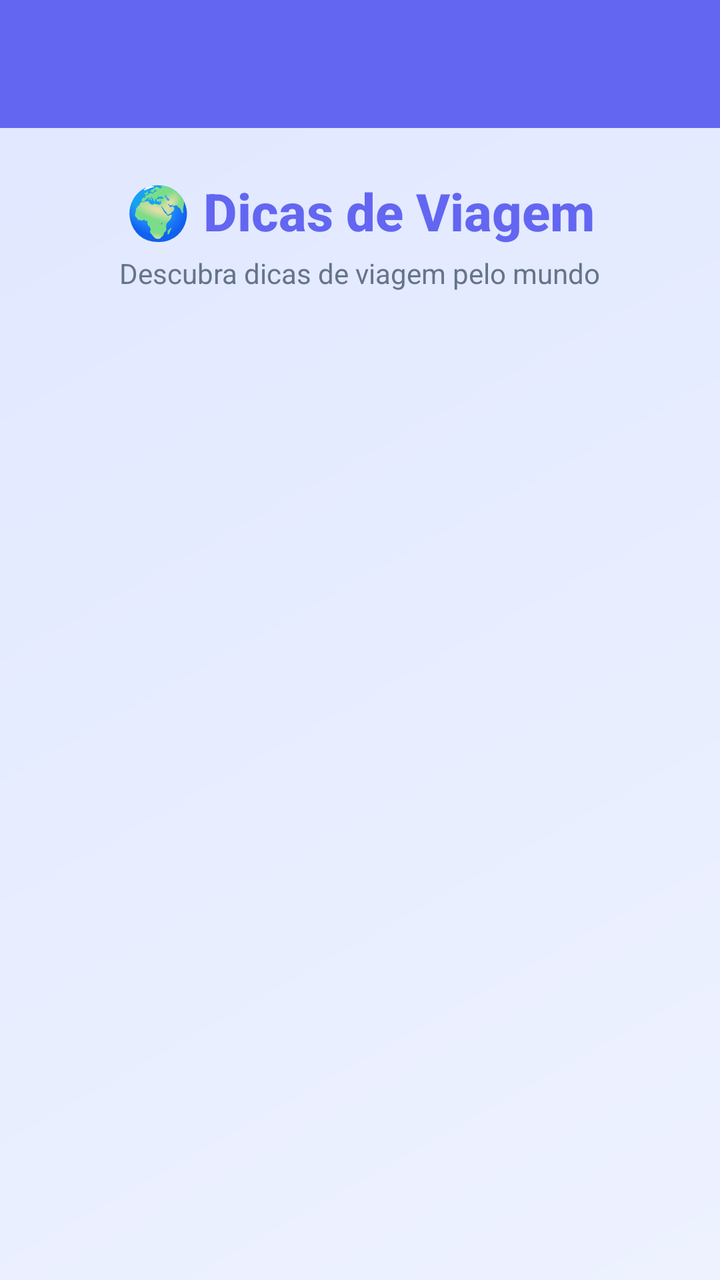
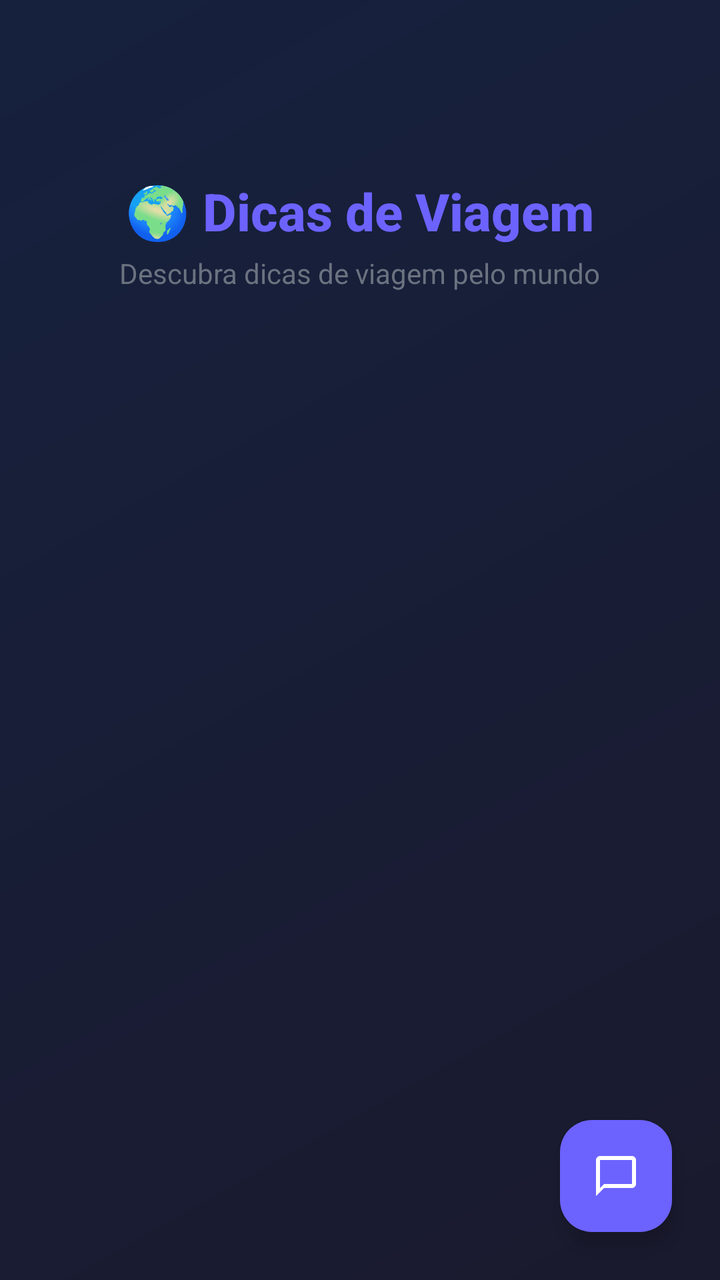

An Android layout rendered at two revisions. The XML below is the earlier revision; the diff shows what the commit changed to produce the second picture.
<!-- AndroidManifest.xml: application theme Theme.TravelGuide -->
<!-- res/layout/activity_main.xml -->
<?xml version="1.0" encoding="utf-8"?>
<androidx.constraintlayout.widget.ConstraintLayout xmlns:android="http://schemas.android.com/apk/res/android"
    xmlns:app="http://schemas.android.com/apk/res-auto"
    xmlns:tools="http://schemas.android.com/tools"
    android:id="@+id/main"
    android:layout_width="match_parent"
    android:layout_height="match_parent"
    android:background="@drawable/bg_gradient"
    tools:context=".MainActivity">

    <androidx.appcompat.widget.Toolbar
        android:id="@+id/toolbar"
        android:layout_width="0dp"
        android:layout_height="?attr/actionBarSize"
        android:background="@color/primary_blue"
        android:elevation="8dp"
        app:layout_constraintEnd_toEndOf="parent"
        app:layout_constraintStart_toStartOf="parent"
        app:layout_constraintTop_toTopOf="parent"
        app:titleTextColor="@color/white" />

    <TextView
        android:id="@+id/titleTextView"
        android:layout_width="wrap_content"
        android:layout_height="wrap_content"
        android:layout_marginTop="24dp"
        android:text="🌍 Dicas de Viagem"
        android:textSize="26sp"
        android:textStyle="bold"
        android:textColor="@color/primary_blue"
        android:fontFamily="sans-serif-medium"
        app:layout_constraintEnd_toEndOf="parent"
        app:layout_constraintStart_toStartOf="parent"
        app:layout_constraintTop_toBottomOf="@id/toolbar" />

    <TextView
        android:id="@+id/subtitleTextView"
        android:layout_width="wrap_content"
        android:layout_height="wrap_content"
        android:layout_marginTop="4dp"
        android:text="Descubra dicas de viagem pelo mundo"
        android:textSize="14sp"
        android:textColor="@color/text_secondary"
        app:layout_constraintEnd_toEndOf="parent"
        app:layout_constraintStart_toStartOf="parent"
        app:layout_constraintTop_toBottomOf="@id/titleTextView" />

    <androidx.recyclerview.widget.RecyclerView
        android:id="@+id/recyclerView"
        android:layout_width="0dp"
        android:layout_height="0dp"
        android:layout_marginTop="16dp"
        android:layout_marginBottom="16dp"
        android:padding="8dp"
        android:clipToPadding="false"
        app:layout_constraintBottom_toBottomOf="parent"
        app:layout_constraintEnd_toEndOf="parent"
        app:layout_constraintStart_toStartOf="parent"
        app:layout_constraintTop_toBottomOf="@id/subtitleTextView" />

</androidx.constraintlayout.widget.ConstraintLayout>
<!-- resources referenced by this layout -->
<resources>
  <color name="primary_blue">#6366F1</color>
  <color name="text_secondary">#64748B</color>
  <color name="white">#FFFFFFFF</color>
  <!-- drawable bg_gradient (drawable) -->
  <?xml version="1.0" encoding="utf-8"?>
  <shape xmlns:android="http://schemas.android.com/apk/res/android">
      <gradient
          android:startColor="@color/background_gradient_start"
          android:endColor="@color/background_gradient_end"
          android:angle="135" />
  </shape>
  <style name="Theme.TravelGuide" parent="Base.Theme.TravelGuide" />
  <color name="background_gradient_start">#EEF2FF</color>
  <color name="background_gradient_end">#E0E7FF</color>
  <style name="Base.Theme.TravelGuide" parent="Theme.Material3.DayNight.NoActionBar">
          
          
      </style>
</resources>

<!-- the commit's change to res/layout/activity_main.xml (unified diff, before → after) -->
@@ -1,5 +1,5 @@
 <?xml version="1.0" encoding="utf-8"?>
-<androidx.constraintlayout.widget.ConstraintLayout xmlns:android="http://schemas.android.com/apk/res/android"
+<androidx.coordinatorlayout.widget.CoordinatorLayout xmlns:android="http://schemas.android.com/apk/res/android"
     xmlns:app="http://schemas.android.com/apk/res-auto"
     xmlns:tools="http://schemas.android.com/tools"
     android:id="@+id/main"
@@ -8,54 +8,67 @@
     android:background="@drawable/bg_gradient"
     tools:context=".MainActivity">
 
-    <androidx.appcompat.widget.Toolbar
-        android:id="@+id/toolbar"
-        android:layout_width="0dp"
-        android:layout_height="?attr/actionBarSize"
-        android:background="@color/primary_blue"
-        android:elevation="8dp"
-        app:layout_constraintEnd_toEndOf="parent"
-        app:layout_constraintStart_toStartOf="parent"
-        app:layout_constraintTop_toTopOf="parent"
-        app:titleTextColor="@color/white" />
+    <LinearLayout
+        android:layout_width="match_parent"
+        android:layout_height="match_parent"
+        android:orientation="vertical">
 
-    <TextView
-        android:id="@+id/titleTextView"
+        <androidx.appcompat.widget.Toolbar
+            android:id="@+id/toolbar"
+            android:layout_width="0dp"
+            android:layout_height="?attr/actionBarSize"
+            android:background="@color/primary"
+            android:elevation="8dp"
+            app:layout_constraintEnd_toEndOf="parent"
+            app:layout_constraintStart_toStartOf="parent"
+            app:layout_constraintTop_toTopOf="parent"
+            app:titleTextColor="@color/white" />
+
+        <TextView
+            android:id="@+id/titleTextView"
+            android:layout_width="wrap_content"
+            android:layout_height="wrap_content"
+            android:layout_marginTop="24dp"
+            android:text="🌍 Dicas de Viagem"
+            android:textSize="26sp"
+            android:textStyle="bold"
+            android:textColor="@color/primary"
+            android:fontFamily="sans-serif-medium"
+            android:layout_gravity="center_horizontal" />
+
+        <TextView
+            android:id="@+id/subtitleTextView"
+            android:layout_width="wrap_content"
+            android:layout_height="wrap_content"
+            android:layout_marginTop="4dp"
+            android:text="Descubra dicas de viagem pelo mundo"
+            android:textSize="14sp"
+            android:textColor="@color/text_secondary"
+            android:layout_gravity="center_horizontal" />
+
+        <androidx.recyclerview.widget.RecyclerView
+            android:id="@+id/recyclerView"
+            android:layout_width="0dp"
+            android:layout_height="0dp"
+            android:layout_marginTop="16dp"
+            android:layout_marginBottom="16dp"
+            android:padding="8dp"
+            android:clipToPadding="false"
+            android:layout_weight="1" />
+
+    </LinearLayout>
+
+    
+    <com.google.android.material.floatingactionbutton.FloatingActionButton
+        android:id="@+id/fabChat"
         android:layout_width="wrap_content"
         android:layout_height="wrap_content"
-        android:layout_marginTop="24dp"
-        android:text="🌍 Dicas de Viagem"
-        android:textSize="26sp"
-        android:textStyle="bold"
-        android:textColor="@color/primary_blue"
-        android:fontFamily="sans-serif-medium"
-        app:layout_constraintEnd_toEndOf="parent"
-        app:layout_constraintStart_toStartOf="parent"
-        app:layout_constraintTop_toBottomOf="@id/toolbar" />
+        android:layout_gravity="bottom|end"
+        android:layout_margin="24dp"
+        android:src="@drawable/ic_menu_chat"
+        android:contentDescription="Assistente de viagem"
+        app:backgroundTint="@color/primary"
+        app:tint="@color/white"
+        app:fabSize="normal" />
 
-    <TextView
-        android:id="@+id/subtitleTextView"
-        android:layout_width="wrap_content"
-        android:layout_height="wrap_content"
-        android:layout_marginTop="4dp"
-        android:text="Descubra dicas de viagem pelo mundo"
-        android:textSize="14sp"
-        android:textColor="@color/text_secondary"
-        app:layout_constraintEnd_toEndOf="parent"
-        app:layout_constraintStart_toStartOf="parent"
-        app:layout_constraintTop_toBottomOf="@id/titleTextView" />
-
-    <androidx.recyclerview.widget.RecyclerView
-        android:id="@+id/recyclerView"
-        android:layout_width="0dp"
-        android:layout_height="0dp"
-        android:layout_marginTop="16dp"
-        android:layout_marginBottom="16dp"
-        android:padding="8dp"
-        android:clipToPadding="false"
-        app:layout_constraintBottom_toBottomOf="parent"
-        app:layout_constraintEnd_toEndOf="parent"
-        app:layout_constraintStart_toStartOf="parent"
-        app:layout_constraintTop_toBottomOf="@id/subtitleTextView" />
-
-</androidx.constraintlayout.widget.ConstraintLayout>
+</androidx.coordinatorlayout.widget.CoordinatorLayout>
<!-- resource entries referenced after the edit -->
@@ -1,7 +1,7 @@
 <!-- resources referenced by this layout -->
 <resources>
-  <color name="primary_blue">#6366F1</color>
-  <color name="text_secondary">#64748B</color>
+  <color name="primary">#6C63FF</color>
+  <color name="text_secondary">#6B7280</color>
   <color name="white">#FFFFFFFF</color>
   <!-- drawable bg_gradient (drawable) -->
   <?xml version="1.0" encoding="utf-8"?>
@@ -11,9 +11,19 @@
           android:endColor="@color/background_gradient_end"
           android:angle="135" />
   </shape>
+  <!-- drawable ic_menu_chat (drawable) -->
+  <vector xmlns:android="http://schemas.android.com/apk/res/android"
+      android:width="24dp"
+      android:height="24dp"
+      android:viewportWidth="24"
+      android:viewportHeight="24">
+      <path
+          android:fillColor="#FFFFFF"
+          android:pathData="M20,2H4C2.9,2 2,2.9 2,4V22L6,18H20C21.1,18 22,17.1 22,16V4C22,2.9 21.1,2 20,2ZM20,16H6L4,18V4H20V16Z"/>
+  </vector>
   <style name="Theme.TravelGuide" parent="Base.Theme.TravelGuide" />
-  <color name="background_gradient_start">#EEF2FF</color>
-  <color name="background_gradient_end">#E0E7FF</color>
+  <color name="background_gradient_start">#1a1a2e</color>
+  <color name="background_gradient_end">#16213e</color>
   <style name="Base.Theme.TravelGuide" parent="Theme.Material3.DayNight.NoActionBar">
           
           
